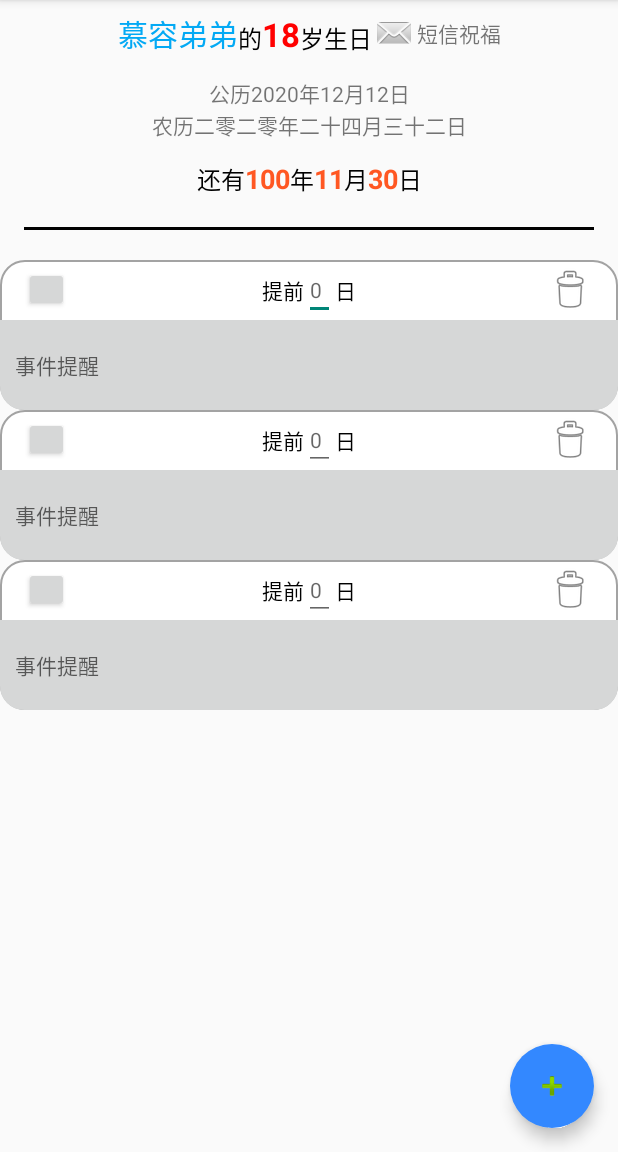
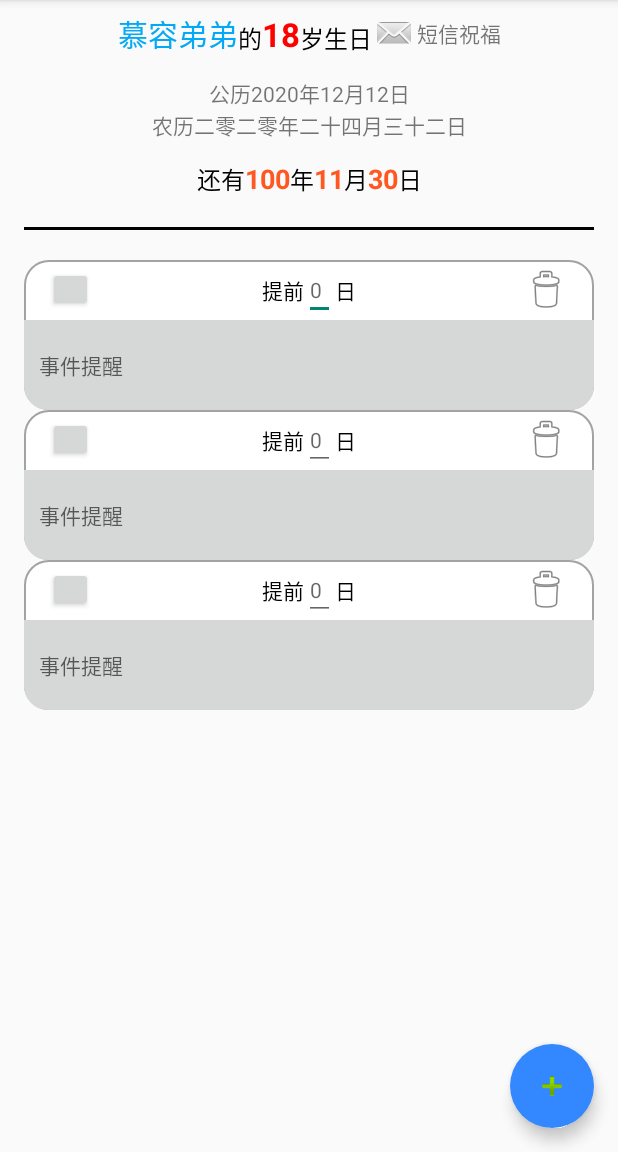
Before and after one commit to bwmgd/BirthReminder, an Android app: the layout activity_scheme.xml on its own in the app's theme, with its tools: preview values and no code run, on a phone screen of 412 x 824 dp, the part 84-1236 px from its top. Run offline under Robolectric (Android 15) with nearby library versions, the phone set to English and light mode, and no system bars; plain views replace ToggleEditButton, ToggleEditTextView.

Commit message:
完成全部功能v1.1

```diff
--- a/app/src/main/res/layout/activity_scheme.xml
+++ b/app/src/main/res/layout/activity_scheme.xml
@@ -179,7 +179,7 @@
             app:layout_constraintBottom_toBottomOf="parent"
             app:layout_constraintVertical_bias="0.0"
             tools:listitem="@layout/scheme_item"
-            android:layout_marginTop="20dp"/>
+            android:layout_marginTop="20dp" android:paddingHorizontal="16dp"/>
     <com.google.android.material.floatingactionbutton.FloatingActionButton
             android:id="@+id/addFab"
             android:layout_width="wrap_content"
```
